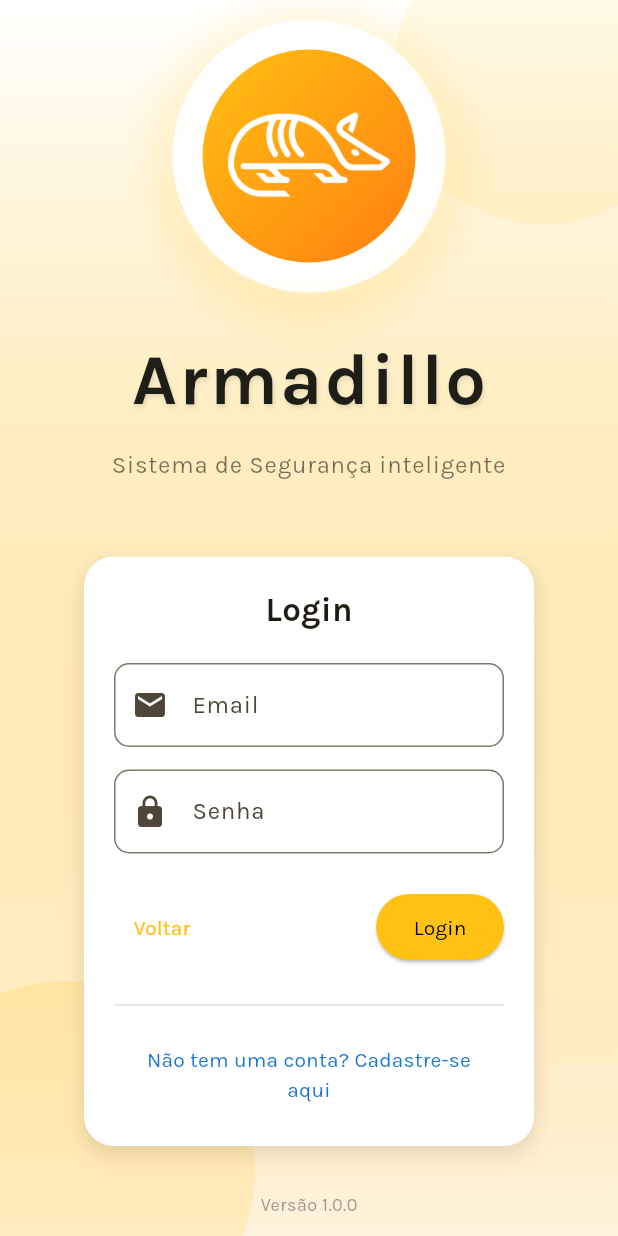
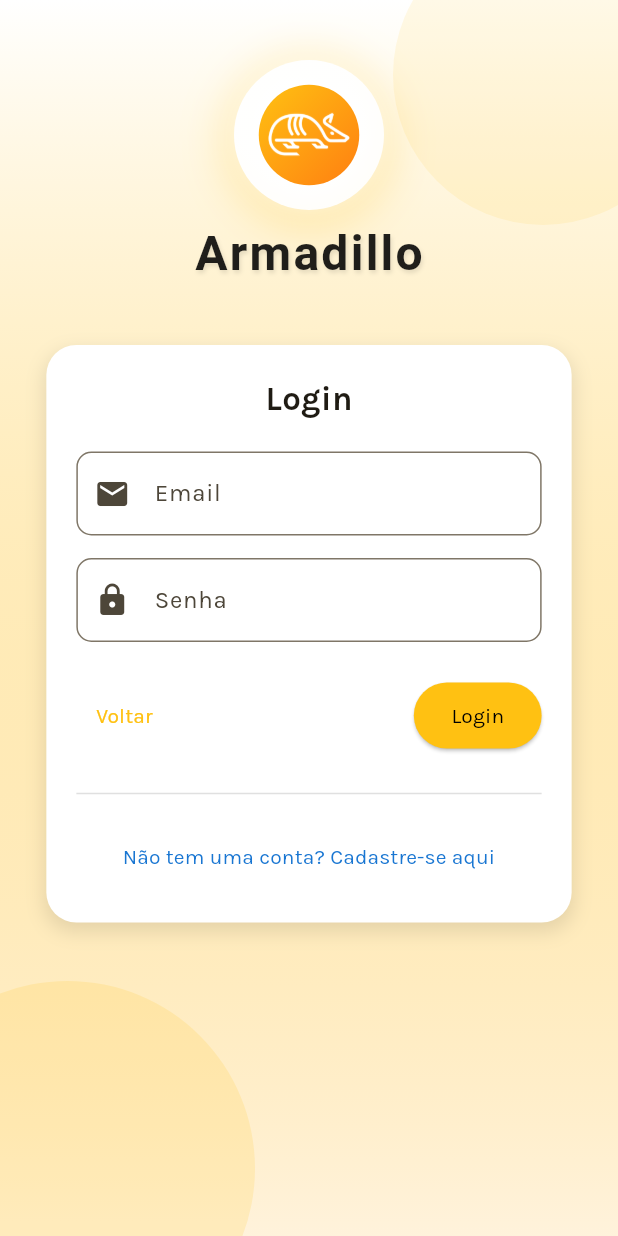
Before and after one commit to Rafaprimak/CRUDCameras, a Flutter app: the screen it shows after launch, after a tap on "Iniciar", on a phone screen of 412 x 824 dp. Run offline on Flutter 3.47's test engine with Material 3 defaults, Android fonts, the light colour scheme and no system bars; our stand-ins replace cloud_firestore, firebase_core; accounts and stored records are empty.

Commit message:
Fix - Ajustado responsividade em aparelhos menores

```diff
--- a/lib/screens/welcome_screen.dart
+++ b/lib/screens/welcome_screen.dart
@@ -1,9 +1,11 @@
+import 'dart:async';
+
 import 'package:flutter/material.dart';
-import 'dart:async';
 import 'package:flutter/services.dart';
+
+import '../services/camera_group_service.dart';
+import '../services/user_service.dart';
 import 'camera_list_screen.dart';
-import '../services/user_service.dart';
-import '../services/camera_group_service.dart';
 
 class WelcomeScreen extends StatefulWidget {
   const WelcomeScreen({super.key});
@@ -90,8 +92,12 @@
 
   @override
   Widget build(BuildContext context) {
+    final screenHeight = MediaQuery.of(context).size.height;
+    final isFormVisible = _showLoginForm || _showRegistrationForm;
+
     return Scaffold(
       body: Container(
+        height: screenHeight,
         decoration: BoxDecoration(
           gradient: LinearGradient(
             begin: Alignment.topCenter,
@@ -101,6 +107,12 @@
               const Color(0xFFffc112).withAlpha(26),
             ],
           ),
+        ),
+        child: SingleChildScrollView(
+          physics: const ClampingScrollPhysics(),
+          child: ConstrainedBox(
+            constraints: BoxConstraints(
+              minHeight: screenHeight,
             ),
             child: Stack(
               children: [
@@ -131,11 +143,22 @@
 
                 Center(
                   child: Padding(
-                padding: const EdgeInsets.symmetric(horizontal: 40),
+                    padding: EdgeInsets.symmetric(
+                      horizontal: MediaQuery.of(context).size.width > 600 ? 40 : 20,
+                      vertical: 40,
+                    ),
                     child: Column(
                       mainAxisAlignment: MainAxisAlignment.center,
                       children: [
-                    AnimatedBuilder(
+                        AnimatedContainer(
+                          duration: const Duration(milliseconds: 500),
+                          curve: Curves.easeInOut,
+                          height: isFormVisible ?
+                            (MediaQuery.of(context).size.height > 650 ? 170 :
+                             (MediaQuery.of(context).size.height > 600 ? 150 : 135)) :
+                            (MediaQuery.of(context).size.width > 380 ? 280 :
+                             (MediaQuery.of(context).size.width > 340 ? 240 : 215)),
+                          child: AnimatedBuilder(
                             animation: _controller,
                             builder: (context, child) {
                               return FadeTransition(
@@ -150,10 +173,16 @@
                               );
                             },
                             child: Column(
+                              mainAxisSize: MainAxisSize.min,
                               children: [
                                 Hero(
                                   tag: 'app_logo',
-                            child: Container(
+                                  child: AnimatedContainer(
+                                    duration: const Duration(milliseconds: 500),
+                                    width: isFormVisible ?
+                                      (MediaQuery.of(context).size.height > 650 ? 100 : 80) : 150,
+                                    height: isFormVisible ?
+                                      (MediaQuery.of(context).size.height > 650 ? 100 : 80) : 150,
                                     decoration: BoxDecoration(
                                       shape: BoxShape.circle,
                                       gradient: LinearGradient(
@@ -179,12 +208,13 @@
                                         ),
                                       ],
                                     ),
-                              padding: const EdgeInsets.all(20),
+                                    padding: EdgeInsets.all(isFormVisible ? 8 : 16),
+                                    child: Center(
                                       child: Container(
-                                padding: const EdgeInsets.all(16),
-                                decoration: BoxDecoration(
+                                        padding: EdgeInsets.all(isFormVisible ? 6 : 12),
+                                        decoration: const BoxDecoration(
                                           shape: BoxShape.circle,
-                                  gradient: const LinearGradient(
+                                          gradient: LinearGradient(
                                             begin: Alignment.topLeft,
                                             end: Alignment.bottomRight,
                                             colors: [
@@ -193,20 +223,30 @@
                                             ],
                                           ),
                                         ),
+                                        child: FittedBox(
+                                          fit: BoxFit.contain,
                                           child: Image.asset(
                                             'assets/images/armadillo_logo.png',
-                                  width: 110,
-                                  height: 110,
+                                            width: isFormVisible ?
+                                              (MediaQuery.of(context).size.height > 650 ? 55 : 45) : 100,
+                                            height: isFormVisible ?
+                                              (MediaQuery.of(context).size.height > 650 ? 55 : 45) : 100,
                                             color: Colors.white,
                                           ),
                                         ),
                                       ),
                                     ),
-                          const SizedBox(height: 24),
-                          Text(
-                            'Armadillo',
+                                  ),
+                                ),
+                                SizedBox(height: isFormVisible ? 10 : 24),
+                                FittedBox(
+                                  fit: BoxFit.scaleDown,
+                                  child: AnimatedDefaultTextStyle(
+                                    duration: const Duration(milliseconds: 500),
                                     style: TextStyle(
-                              fontSize: 48,
+                                      fontSize: isFormVisible ?
+                                        (MediaQuery.of(context).size.width > 380 ? 32 : 24) :
+                                        (MediaQuery.of(context).size.width > 380 ? 48 : 36),
                                       fontWeight: FontWeight.w700,
                                       color: Colors.black87,
                                       letterSpacing: 1.5,
@@ -218,24 +258,40 @@
                                         ),
                                       ],
                                     ),
+                                    child: const Text('Armadillo'),
                                   ),
-                          const SizedBox(height: 10),
-                          const Text(
+                                ),
+
+                                if (!isFormVisible) ...[
+                                  SizedBox(height: MediaQuery.of(context).size.width < 340 ? 2 : 4),
+                                  FittedBox(
+                                    fit: BoxFit.scaleDown,
+                                    child: ConstrainedBox(
+                                      constraints: BoxConstraints(
+                                        maxWidth: MediaQuery.of(context).size.width * 0.85,
+                                      ),
+                                      child: Text(
                                         'Sistema de Segurança inteligente',
                                         textAlign: TextAlign.center,
                                         style: TextStyle(
-                              fontSize: 16,
+                                          fontSize: MediaQuery.of(context).size.width < 340 ? 13 : 15,
+                                          height: 1.0,
                                           color: Colors.black54,
-                              fontWeight: FontWeight.w500,
-                              letterSpacing: 0.5,
+                                          fontWeight: MediaQuery.of(context).size.width < 340 ?
+                                            FontWeight.normal : FontWeight.w500,
+                                          letterSpacing: MediaQuery.of(context).size.width < 340 ? 0.2 : 0.4,
+                                        ),
+                                      ),
                                     ),
                                   ),
                                 ],
+                              ],
+                            ),
                           ),
                         ),
 
+                        SizedBox(height: isFormVisible ? 20 : 50),
 
-                    const SizedBox(height: 50),
                         AnimatedOpacity(
                           opacity: _showButton ? 1.0 : 0.0,
                           duration: const Duration(milliseconds: 500),
@@ -299,7 +355,7 @@
                           ),
                         ),
 
-                    if (_showButton)
+                        if (_showButton && !isFormVisible)
                           AnimatedOpacity(
                             opacity: _showButton ? 0.7 : 0.0,
                             duration: const Duration(milliseconds: 500),
@@ -321,13 +377,17 @@
               ],
             ),
           ),
+        ),
+      ),
     );
   }
 
   Widget _buildLoginForm() {
-    return Container(
+    final screenWidth = MediaQuery.of(context).size.width;
+    return SingleChildScrollView(
+      child: Container(
         key: const ValueKey('login_form'),
-      width: 300,
+        width: screenWidth > 450 ? 300 : screenWidth * 0.85,
         padding: const EdgeInsets.all(20),
         decoration: BoxDecoration(
           color: Colors.white,
@@ -403,7 +463,6 @@
                   ElevatedButton(
                     onPressed: () async {
                       if (_loginFormKey.currentState!.validate()) {
-                      // Show loading indicator
                         showDialog(
                           context: context,
                           barrierDismissible: false,
@@ -421,14 +480,11 @@
                             _passwordController.text
                           );
 
-                        // Initialize services to create default groups for this user
                           final groupService = CameraGroupService();
                           await groupService.initialize();
 
-                        // Close loading dialog
                           if (mounted) Navigator.pop(context);
 
-                        // Navigate to camera list screen
                           if (mounted) {
                             Navigator.of(context).pushReplacement(
                               PageRouteBuilder(
@@ -452,10 +508,8 @@
                             );
                           }
                         } catch (error) {
-                        // Close loading dialog
                           if (mounted) Navigator.pop(context);
 
-                        // Show error dialog
                           if (mounted) {
                             showDialog(
                               context: context,
@@ -490,7 +544,6 @@
                 ],
               ),
               const SizedBox(height: 20),
-            // Add the registration button here
               Divider(color: Colors.grey.shade300),
               const SizedBox(height: 10),
               TextButton(
@@ -513,15 +566,22 @@
             ],
           ),
         ),
+      ),
     );
   }
 
-  // Add this new method to build the registration form:
   Widget _buildRegistrationForm() {
-    return Container(
+    final screenWidth = MediaQuery.of(context).size.width;
+    final screenHeight = MediaQuery.of(context).size.height;
+
+    final verticalSpacing = screenHeight < 600 ? 10.0 : 15.0;
+
+    return SingleChildScrollView(
+      physics: const ClampingScrollPhysics(),
+      child: Container(
         key: const ValueKey('registration_form'),
-      width: 330,
-      padding: const EdgeInsets.all(20),
+        width: screenWidth > 450 ? 330 : screenWidth * 0.85,
+        padding: EdgeInsets.all(screenHeight < 600 ? 15 : 20),
         decoration: BoxDecoration(
           color: Colors.white,
           borderRadius: BorderRadius.circular(20),
@@ -546,7 +606,7 @@
                   fontWeight: FontWeight.bold,
                 ),
               ),
-            const SizedBox(height: 20),
+              SizedBox(height: verticalSpacing + 5),
               TextFormField(
                 controller: _regNameController,
                 decoration: InputDecoration(
@@ -563,7 +623,7 @@
                   return null;
                 },
               ),
-            const SizedBox(height: 15),
+              SizedBox(height: verticalSpacing),
               TextFormField(
                 controller: _regEmailController,
                 decoration: InputDecoration(
@@ -583,7 +643,7 @@
                   return null;
                 },
               ),
-            const SizedBox(height: 15),
+              SizedBox(height: verticalSpacing),
               TextFormField(
                 controller: _regPasswordController,
                 obscureText: true,
@@ -604,7 +664,7 @@
                   return null;
                 },
               ),
-            const SizedBox(height: 15),
+              SizedBox(height: verticalSpacing),
               TextFormField(
                 controller: _regConfirmPasswordController,
                 obscureText: true,
@@ -625,7 +685,7 @@
                   return null;
                 },
               ),
-            const SizedBox(height: 25),
+              SizedBox(height: screenHeight < 600 ? 15 : 25),
               Row(
                 mainAxisAlignment: MainAxisAlignment.spaceBetween,
                 children: [
@@ -641,7 +701,6 @@
                   ElevatedButton(
                     onPressed: () async {
                       if (_registrationFormKey.currentState!.validate()) {
-                      // Show loading indicator
                         showDialog(
                           context: context,
                           barrierDismissible: false,
@@ -660,10 +719,8 @@
                             _regPasswordController.text
                           );
 
-                        // Close loading dialog
                           if (mounted) Navigator.pop(context);
 
-                        // Show success dialog
                           if (mounted) {
                             showDialog(
                               context: context,
@@ -696,10 +753,8 @@
                             );
                           }
                         } catch (error) {
-                        // Close loading dialog
                           if (mounted) Navigator.pop(context);
 
-                        // Show error dialog
                           if (mounted) {
                             showDialog(
                               context: context,
@@ -736,6 +791,7 @@
             ],
           ),
         ),
+      ),
     );
   }
 }
--- a/pubspec.yaml
+++ b/pubspec.yaml
@@ -31,9 +31,9 @@
   flutter:
     sdk: flutter
   # Remove firebase_auth for now
-  firebase_core: ^2.14.0  # Specific version for compatibility
-  cloud_firestore: ^4.8.2  # Specific version for compatibility
-  uuid: ^3.0.7
+  firebase_core: ^3.13.0  # Specific version for compatibility
+  cloud_firestore: ^5.6.6  # Specific version for compatibility
+  uuid: ^4.5.1
   crypto: ^3.0.3
 
 dev_dependencies:
```
Also changed, not shown: pubspec.lock. Lines whose indentation alone changed are shown as unchanged.
